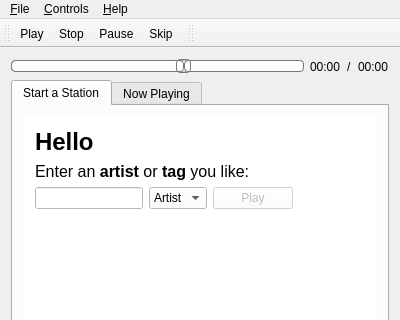
This is src/mainwindow.ui in paucm/spotfm as Qt 5 draws it before an edit; both pictures show x 0 to 400 and y 0 to 320 of the 400 by 650 pixel window. The edited form follows.
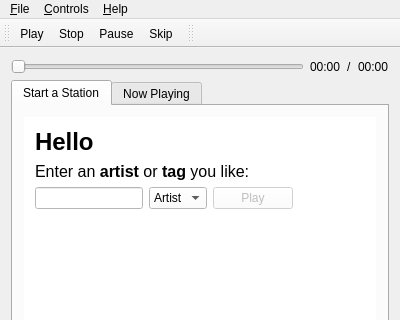
This is the edited form. Icons and pictures are not drawn. Custom widgets are drawn as their Qt base class.

Commit message: Restore the progress bar

```diff
--- a/src/mainwindow.ui
+++ b/src/mainwindow.ui
@@ -34,80 +34,17 @@
    <iconset resource="spotfm.qrc" >
     <normaloff>:/icons/icons/spotfm.png</normaloff>:/icons/icons/spotfm.png</iconset>
   </property>
-  <widget class="QWidget" name="centralWidget" >
-   <property name="geometry" >
-    <rect>
-     <x>0</x>
-     <y>58</y>
-     <width>400</width>
-     <height>568</height>
-    </rect>
-   </property>
-   <layout class="QGridLayout" name="gridLayout_2" >
-    <item row="0" column="0" >
-     <layout class="QHBoxLayout" name="horizontalLayout" >
+  <widget class="QWidget" name="centralWidget">
+   <layout class="QGridLayout" name="gridLayout_2">
+    <item row="0" column="0">
+     <layout class="QHBoxLayout" name="horizontalLayout">
       <item>
-       <widget class="QSlider" name="slider" >
-        <property name="styleSheet" >
-         <string notr="true" >QSlider::groove:horizontal {
-border: 1px solid #bbb;
-background: white;
-height: 10px;
-border-radius: 4px;
-}
-
-QSlider::sub-page:horizontal {
-background: qlineargradient(x1: 0, y1: 0,    x2: 0, y2: 1,
-    stop: 0 #66e, stop: 1 #bbf);
-background: qlineargradient(x1: 0, y1: 0.2, x2: 1, y2: 1,
-    stop: 0 #bbf, stop: 1 #55f);
-border: 1px solid #777;
-height: 10px;
-border-radius: 4px;
-}
-
-QSlider::add-page:horizontal {
-background: #fff;
-border: 1px solid #777;
-height: 10px;
-border-radius: 4px;
-}
-
-QSlider::handle:horizontal {
-background: qlineargradient(x1:0, y1:0, x2:1, y2:1,
-    stop:0 #eee, stop:1 #ccc);
-border: 1px solid #777;
-width: 13px;
-margin-top: -2px;
-margin-bottom: -2px;
-border-radius: 4px;
-}
-
-QSlider::handle:horizontal:hover {
-background: qlineargradient(x1:0, y1:0, x2:1, y2:1,
-    stop:0 #fff, stop:1 #ddd);
-border: 1px solid #444;
-border-radius: 4px;
-}
-
-QSlider::sub-page:horizontal:disabled {
-background: #bbb;
-border-color: #999;
-}
-
-QSlider::add-page:horizontal:disabled {
-background: #eee;
-border-color: #999;
-}
-
-QSlider::handle:horizontal:disabled {
-background: #eee;
-border: 1px solid #aaa;
-border-radius: 4px;
-}</string>
+       <widget class="QSlider" name="slider">
+        <property name="styleSheet">
+         <string notr="true"/>
         </property>
-        <property name="value" >
-         <number>59</number>
+        <property name="value">
+         <number>0</number>
         </property>
         <property name="tracking" >
          <bool>false</bool>
@@ -801,7 +738,7 @@
    </property>
   </action>
  </widget>
- <layoutdefault spacing="6" margin="11" />
+ <layoutdefault spacing="6" margin="11"/>
  <customwidgets>
   <customwidget>
    <class>SearchBox</class>
```
Left out of the diff: 520 changed lines with no effect on the pictures.
